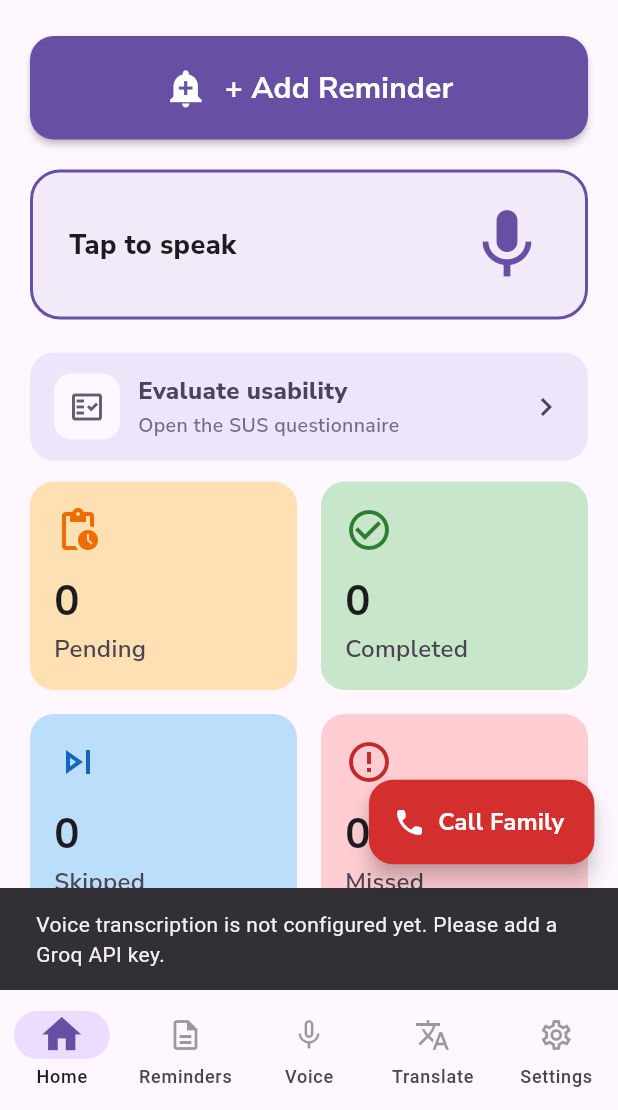
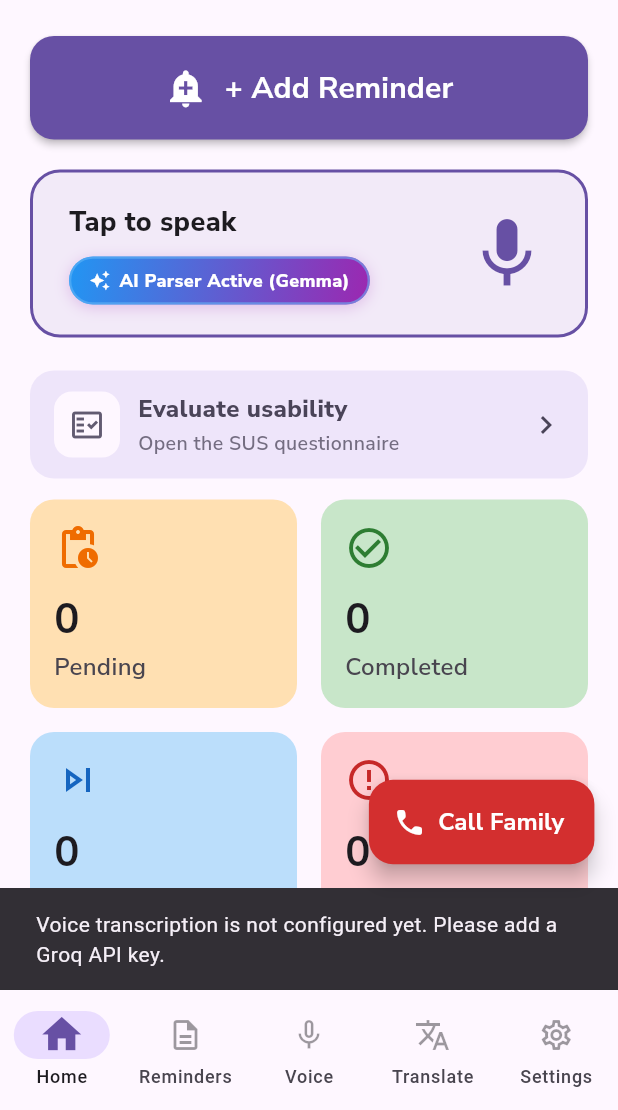
Before and after one commit to pjmVillaraiz/lifeease, a Flutter app: the HomeScreen screen opened directly, after a tap on "Tap to speak", on a phone screen of 412 x 824 dp, the part 126-1236 px from its top. Run offline on Flutter 3.47's test engine with Material 3 defaults, Android fonts, the phone set to English and light mode, and no system bars; drawn by our look-alikes of cached_network_image; our stand-ins replace app_links, flutter_local_notifications, flutter_svg, flutter_tts, google_fonts, shared_preferences and 5 more; missing offline and left inert: android_alarm_manager_plus, record; accounts and stored records are empty; network calls fail; statements that could not run were skipped.

Commit message:
MORE API GEMMA KEYS HAHAHHA
more api keys implemented to more attempts and also implemented the information ai parser to know which model is being used.

```diff
--- a/lib/features/reminders/presentation/home_screen/home_screen.dart
+++ b/lib/features/reminders/presentation/home_screen/home_screen.dart
@@ -63,8 +63,8 @@ class _HomeScreenState extends State<HomeScreen>
   bool _voiceListenCancelled = false;
   String _liveTranscript = '';
   String _voiceStatus = '';
-  bool _voiceUsedGemma = false;
-  String? _voiceParserLabel;
+  bool _voiceUsedGemma = true;
+  String? _voiceParserLabel = 'AI Parser Active (Gemma)';
   String? _voiceParserDetail;
   String? _firstName;
 
@@ -318,8 +318,8 @@ class _HomeScreenState extends State<HomeScreen>
   void _clearVoiceParserResult() {
     if (!mounted) return;
     setState(() {
-      _voiceUsedGemma = false;
-      _voiceParserLabel = null;
+      _voiceUsedGemma = true;
+      _voiceParserLabel = 'AI Parser Active (Gemma)';
       _voiceParserDetail = null;
     });
   }
@@ -1961,8 +1961,7 @@ class _HomeScreenState extends State<HomeScreen>
                               ),
                             ],
                             if (_voiceParserLabel != null &&
-                                !_isListening &&
-                                !_isProcessingVoice) ...[
+                                !_isListening) ...[
                               const SizedBox(height: 10),
                               _buildVoiceParserBadge(theme, isTagalog),
                             ],
--- a/lib/features/voice/application/gemma_nlp_service.dart
+++ b/lib/features/voice/application/gemma_nlp_service.dart
@@ -31,8 +31,13 @@ class GemmaNlpService {
   final http.Client _client;
 
   static const _modelChain = [
+    'gemma-4-9b-it',
+    'gemma-4-2b-it',
+    'gemma-2-2b-it',
+    'gemma-2-9b-it',
+    'gemma-1.1-7b-it',
+    'gemma-1.1-2b-it',
     'gemini-2.5-flash',
-    'gemma-2-2b-it',
     'gemini-2.0-flash-lite',
     'gemini-2.0-flash',
   ];
@@ -41,7 +46,7 @@ class GemmaNlpService {
   int? _lastStatusCode;
   String? _lastModelAttempted;
 
-  bool get isAvailable => EnvConfig.hasRealValue('GEMINI_API_KEY');
+  bool get isAvailable => EnvConfig.geminiApiKeys.isNotEmpty;
 
   String? get lastErrorMessage => _lastErrorMessage;
   int? get lastStatusCode => _lastStatusCode;
@@ -68,7 +73,7 @@ class GemmaNlpService {
       );
     }
 
-    final apiKey = EnvConfig.geminiApiKey!;
+    final apiKeys = EnvConfig.geminiApiKeys;
     final models = <String>{
       modelName,
       ..._modelChain,
@@ -77,6 +82,8 @@ class GemmaNlpService {
     String? lastError;
     int? lastStatus;
 
+    for (final apiKey in apiKeys) {
+      bool keyQuotaExceeded = false;
       for (final model in models) {
         _lastModelAttempted = model;
         final result = await _request(apiKey, model, trimmed);
@@ -84,6 +91,15 @@ class GemmaNlpService {
 
         lastError = result.errorMessage ?? lastError;
         lastStatus = result.statusCode ?? lastStatus;
+
+        if (lastStatus == 429) {
+          keyQuotaExceeded = true;
+          break; // Quota exceeded for this API key, try the next one
+        }
+      }
+
+      // If we got a successful response (handled above) or an error that isn't 429,
+      // we already tried all models for this key. We loop to the next key just in case.
     }
 
     _lastErrorMessage = lastError ?? 'Gemma request failed.';
--- a/lib/services/voice/command_processor.dart
+++ b/lib/services/voice/command_processor.dart
@@ -57,7 +57,8 @@ class VoiceCommandResult {
 
   String parserBadgeLabel({required bool isTagalog}) {
     if (usedGemma) {
-      return isTagalog ? 'Gemma 2 AI' : 'Gemma 2 AI';
+      final model = nlpModelUsed?.trim() ?? 'Gemma 2';
+      return isTagalog ? '$model AI' : '$model AI';
     }
     return isTagalog ? 'Lokal na parser' : 'Local rules';
   }
```
Also changed, not shown: lib/core/constants/env_config.dart (+17 -0 lines). Lines whose indentation alone changed are shown as unchanged.
